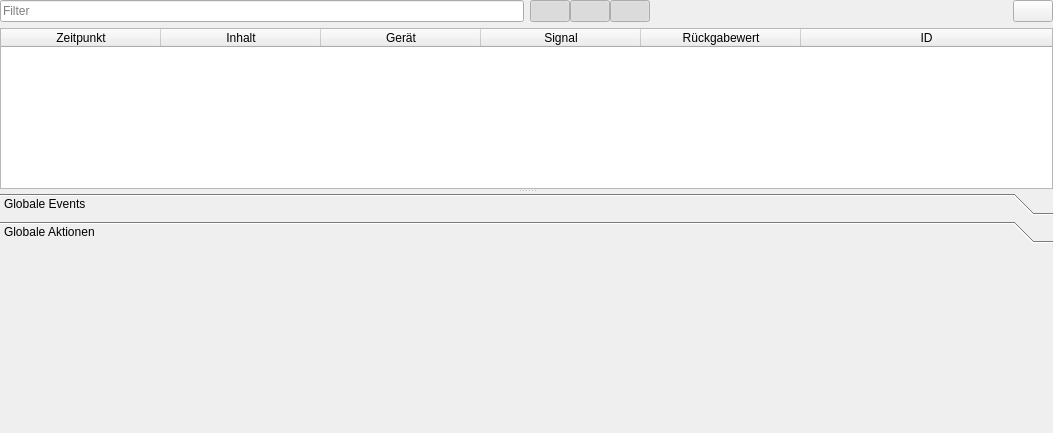
Qt form RTOC/RTOC_GUI/ui/eventWidget.ui (Haschtl/RealTimeOpenControl) before a commit.
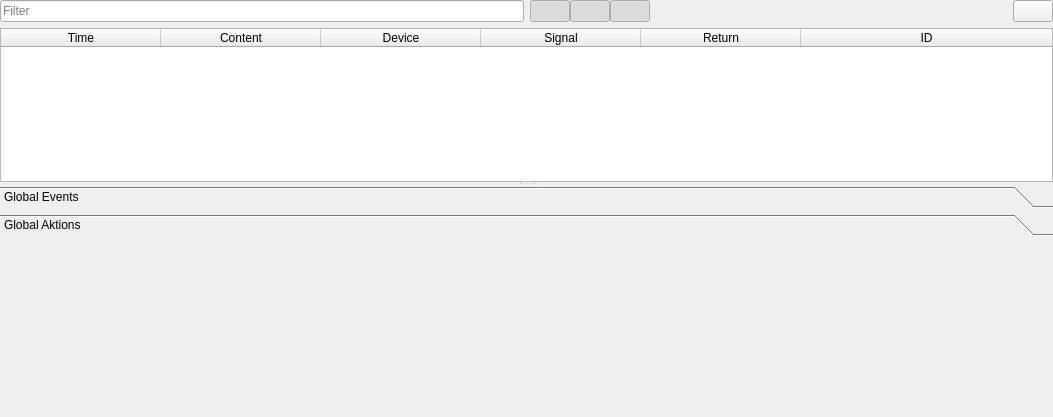
The same form after that commit. The open tabs and pages were chosen to show the change. Icons and pictures are not drawn.

```diff
--- a/RTOC/RTOC_GUI/ui/eventWidget.ui
+++ b/RTOC/RTOC_GUI/ui/eventWidget.ui
@@ -7,7 +7,7 @@
     <x>0</x>
     <y>0</y>
     <width>1053</width>
-    <height>433</height>
+    <height>417</height>
    </rect>
   </property>
   <property name="sizePolicy">
@@ -217,17 +217,17 @@
          </attribute>
          <column>
           <property name="text">
-           <string>Zeitpunkt</string>
+           <string>Time</string>
           </property>
          </column>
          <column>
           <property name="text">
-           <string>Inhalt</string>
+           <string>Content</string>
           </property>
          </column>
          <column>
           <property name="text">
-           <string>Gerät</string>
+           <string>Device</string>
           </property>
          </column>
          <column>
@@ -237,7 +237,7 @@
          </column>
          <column>
           <property name="text">
-           <string>Rückgabewert</string>
+           <string>Return</string>
           </property>
          </column>
          <column>
@@ -263,7 +263,7 @@
         </rect>
        </property>
        <attribute name="label">
-        <string>Globale Events</string>
+        <string>Global Events</string>
        </attribute>
        <layout class="QVBoxLayout" name="verticalLayout_5">
         <property name="spacing">
@@ -292,11 +292,11 @@
          <x>0</x>
          <y>0</y>
          <width>1053</width>
-         <height>85</height>
+         <height>157</height>
         </rect>
        </property>
        <attribute name="label">
-        <string>Globale Aktionen</string>
+        <string>Global Aktions</string>
        </attribute>
        <layout class="QVBoxLayout" name="verticalLayout_6">
         <property name="spacing">
```
Left out of the diff: 8 changed lines with no effect on the pictures.
